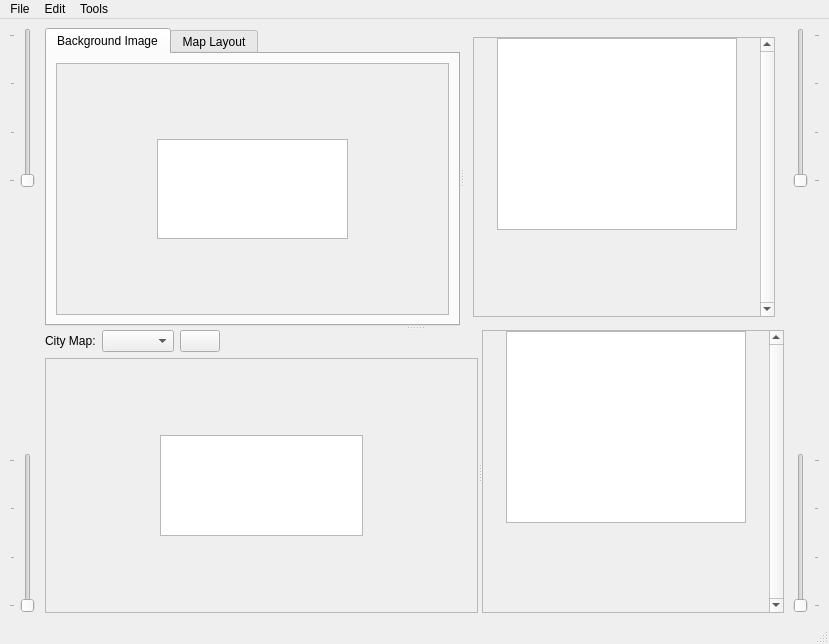
This is forms/regionmapeditor.ui in huderlem/porymap as Qt 5 draws it before an edit. The edited form follows.
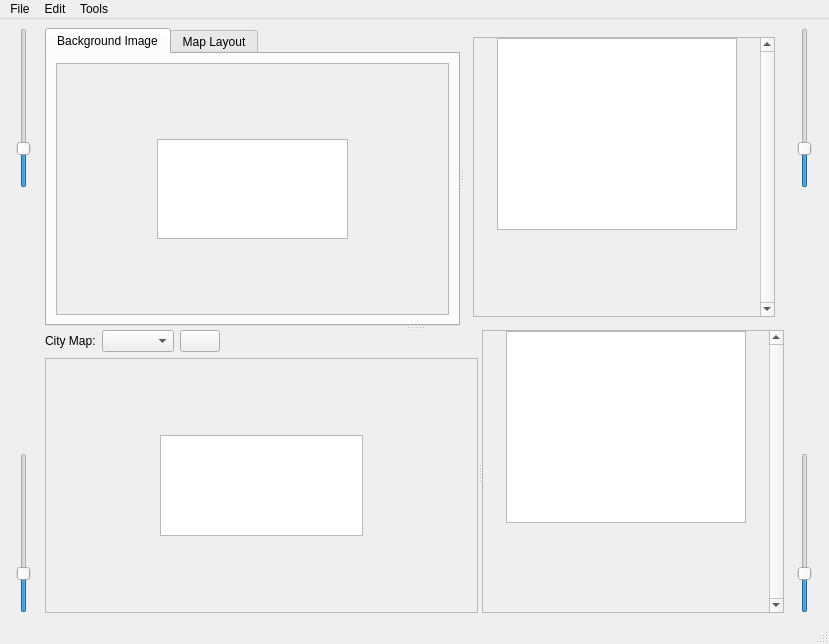
This is the edited form. Icons and pictures are not drawn.

What changed in the file:
```diff
--- a/forms/regionmapeditor.ui
+++ b/forms/regionmapeditor.ui
@@ -906,16 +906,19 @@
          <enum>Qt::StrongFocus</enum>
         </property>
         <property name="minimum">
-         <number>1</number>
+         <number>10</number>
         </property>
         <property name="maximum">
-         <number>4</number>
+         <number>100</number>
+        </property>
+        <property name="value">
+         <number>30</number>
         </property>
         <property name="orientation">
          <enum>Qt::Vertical</enum>
         </property>
         <property name="tickPosition">
-         <enum>QSlider::TicksAbove</enum>
+         <enum>QSlider::NoTicks</enum>
         </property>
         <property name="tickInterval">
          <number>1</number>
@@ -953,16 +956,19 @@
          <enum>Qt::StrongFocus</enum>
         </property>
         <property name="minimum">
-         <number>1</number>
+         <number>10</number>
         </property>
         <property name="maximum">
-         <number>4</number>
+         <number>100</number>
+        </property>
+        <property name="value">
+         <number>30</number>
         </property>
         <property name="orientation">
          <enum>Qt::Vertical</enum>
         </property>
         <property name="tickPosition">
-         <enum>QSlider::TicksAbove</enum>
+         <enum>QSlider::NoTicks</enum>
         </property>
         <property name="tickInterval">
          <number>1</number>
@@ -991,16 +997,19 @@
          <enum>Qt::StrongFocus</enum>
         </property>
         <property name="minimum">
-         <number>1</number>
+         <number>10</number>
         </property>
         <property name="maximum">
-         <number>4</number>
+         <number>100</number>
+        </property>
+        <property name="value">
+         <number>30</number>
         </property>
         <property name="orientation">
          <enum>Qt::Vertical</enum>
         </property>
         <property name="tickPosition">
-         <enum>QSlider::TicksBelow</enum>
+         <enum>QSlider::NoTicks</enum>
         </property>
         <property name="tickInterval">
          <number>1</number>
@@ -1038,16 +1047,19 @@
          <enum>Qt::StrongFocus</enum>
         </property>
         <property name="minimum">
-         <number>1</number>
+         <number>10</number>
         </property>
         <property name="maximum">
-         <number>4</number>
+         <number>100</number>
+        </property>
+        <property name="value">
+         <number>30</number>
         </property>
         <property name="orientation">
          <enum>Qt::Vertical</enum>
         </property>
         <property name="tickPosition">
-         <enum>QSlider::TicksBelow</enum>
+         <enum>QSlider::NoTicks</enum>
         </property>
         <property name="tickInterval">
          <number>1</number>
```
Left out of the diff: 14 changed lines with no effect on the pictures.
